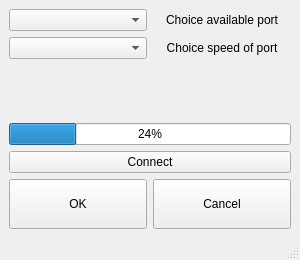
Old version of the form gui/ui/portWindow.ui in the repository Ilya-Belyanov/PyArduino.
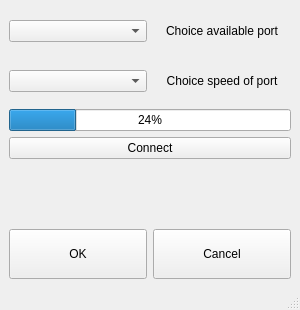
New version of the form.

```diff
--- a/gui/ui/portWindow.ui
+++ b/gui/ui/portWindow.ui
@@ -7,19 +7,19 @@
     <x>0</x>
     <y>0</y>
     <width>300</width>
-    <height>260</height>
+    <height>310</height>
    </rect>
   </property>
   <property name="minimumSize">
    <size>
     <width>300</width>
-    <height>260</height>
+    <height>310</height>
    </size>
   </property>
   <property name="maximumSize">
    <size>
     <width>300</width>
-    <height>260</height>
+    <height>310</height>
    </size>
   </property>
   <property name="windowTitle">
@@ -87,19 +87,6 @@
       </item>
      </layout>
     </item>
-    <item>
-     <spacer name="verticalSpacer">
-      <property name="orientation">
-       <enum>Qt::Vertical</enum>
-      </property>
-      <property name="sizeHint" stdset="0">
-       <size>
-        <width>20</width>
-        <height>40</height>
-       </size>
-      </property>
-     </spacer>
-    </item>
     <item>
      <widget class="QProgressBar" name="progressBar">
       <property name="value">
@@ -114,6 +101,22 @@
       </property>
      </widget>
     </item>
+    <item>
+     <widget class="QLabel" name="lConnect">
+      <property name="minimumSize">
+       <size>
+        <width>0</width>
+        <height>58</height>
+       </size>
+      </property>
+      <property name="text">
+       <string/>
+      </property>
+      <property name="alignment">
+       <set>Qt::AlignCenter</set>
+      </property>
+     </widget>
+    </item>
     <item>
      <layout class="QHBoxLayout" name="horizontalLayout_3">
       <item>
```
